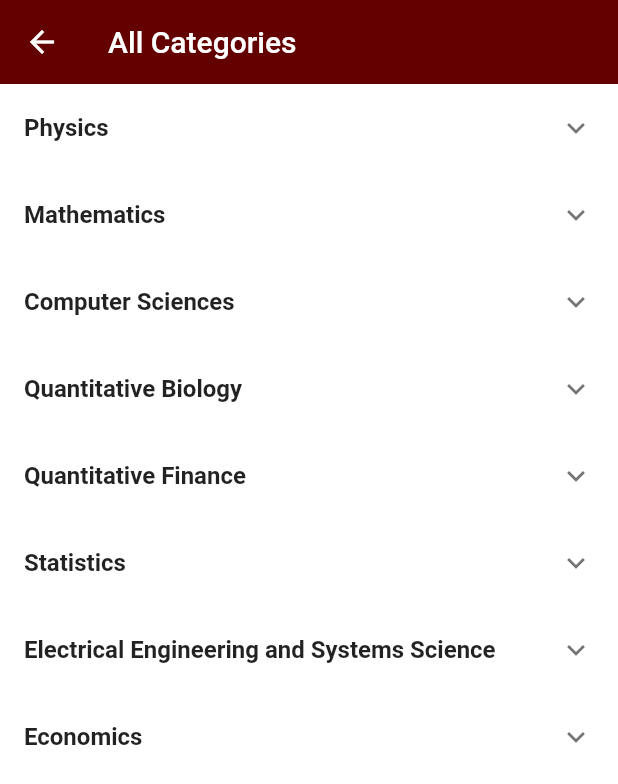
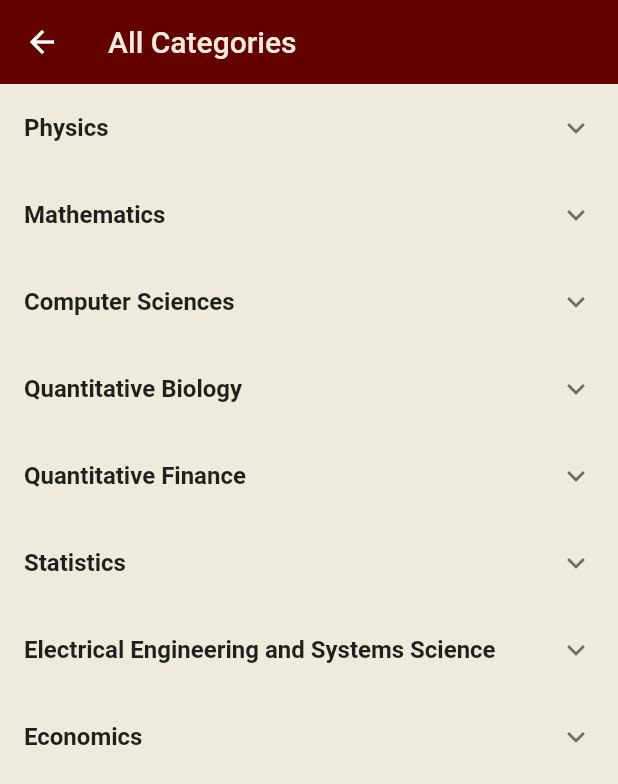
Before and after one commit to uranutan/my_arxiv, a Flutter app: the screen it shows after launch, after a tap on the "add" icon, on a phone screen of 412 x 824 dp. Shown: the top 784 px of the screen. Run offline on Flutter 3.47's test engine with Material 2 defaults, Android fonts, the phone set to English and light mode, and no system bars; our stand-ins replace flutter_sticky_header, share, shared_preferences.

Commit message:
Style2// more changes to styling color, to wineRed background

```diff
--- a/lib/main.dart
+++ b/lib/main.dart
@@ -20,7 +20,7 @@ class MyApp extends StatelessWidget {
         theme: ThemeData(
           //TODO: font type for the entire project
 
-          primaryColor: kAccentRed,
+          primaryColor: kWineRed,
           accentColor: kAccentRed,
           visualDensity: VisualDensity.adaptivePlatformDensity,
         ),
--- a/lib/screens/all_categories_screen.dart
+++ b/lib/screens/all_categories_screen.dart
@@ -13,12 +13,15 @@ class AllCategoriesScreen extends StatelessWidget {
     final List<dynamic> subTitles = allArxivCategories.values.toList();
 
     return Scaffold(
-        backgroundColor: Colors.white,
+        backgroundColor: kOffWhite,
         body: CustomScrollView(slivers: [
           SliverAppBar(
             elevation: 5.0,
             title: Text(
               'All Categories',
+              style: TextStyle(
+                color: kOffWhite,
+              ),
             ),
             pinned: false,
             floating: true,
--- a/lib/screens/paper_list_screen.dart
+++ b/lib/screens/paper_list_screen.dart
@@ -71,7 +71,7 @@ class _PaperListScreenState extends State<PaperListScreen> {
     displaySliverList.addAll(turnPaperListToSlivers(paperList));
 
     return Scaffold(
-      backgroundColor: kAccentRed,
+      backgroundColor: kWineRed,
       body: SafeArea(
         child: Column(
           children: [
--- a/lib/screens/topics_screen.dart
+++ b/lib/screens/topics_screen.dart
@@ -83,7 +83,7 @@ class _TopicsScreenState extends State<TopicsScreen> {
     }
 
     return Scaffold(
-      backgroundColor: kAccentRed,
+      backgroundColor: kWineRed,
       floatingActionButton: FloatingActionButton(
         key: _addButton,
         child: Icon(
--- a/lib/subWidgets/sticky_header_sliver_list.dart
+++ b/lib/subWidgets/sticky_header_sliver_list.dart
@@ -14,7 +14,7 @@ class StickyHeaderSliverList extends StatelessWidget {
     return SliverStickyHeader(
         header: Container(
           decoration: BoxDecoration(
-            color: kAccentRed,
+            color: kWineRed,
             boxShadow: [
               BoxShadow(
                 color: kArXivBlack,
```
